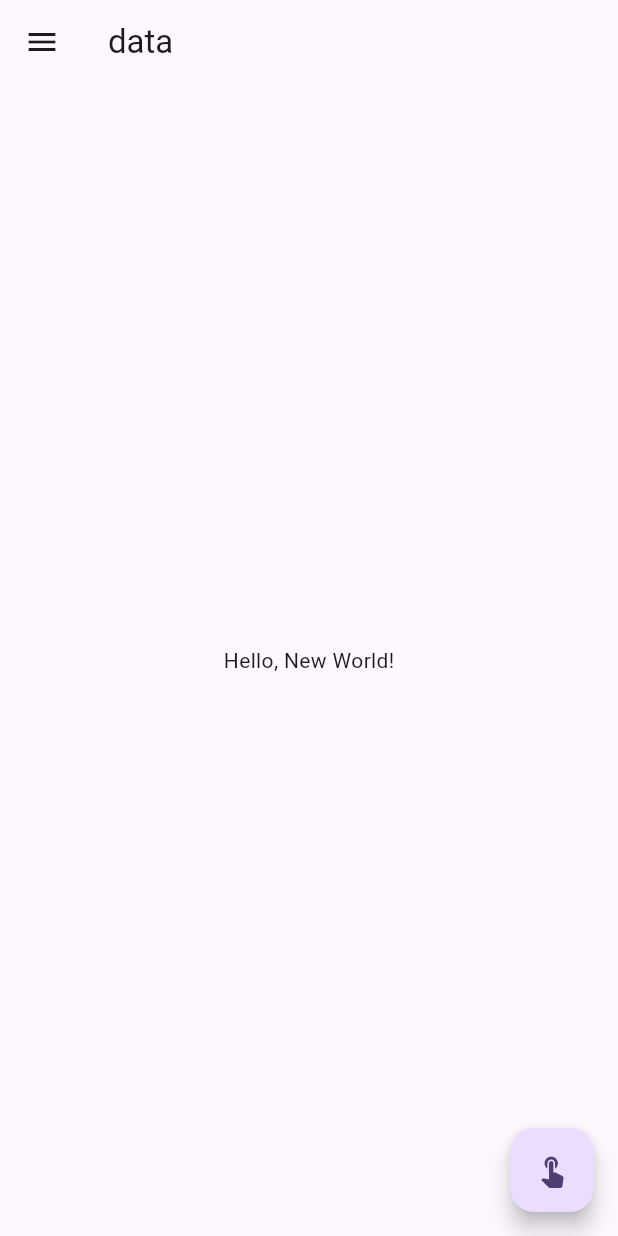
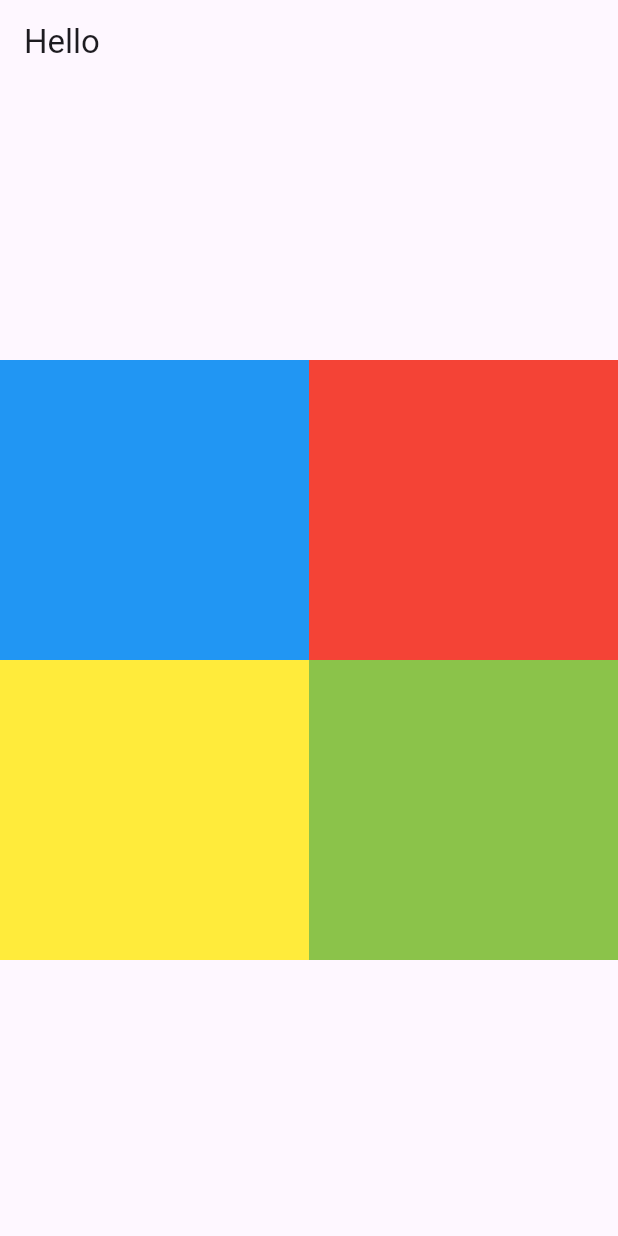
Before and after one commit to caipira113/flutter_start, a Flutter app: the screen it shows after launch, on a phone screen of 412 x 824 dp. Run offline on Flutter 3.47's test engine with Material 3 defaults, Android fonts, the phone set to English and light mode, and no system bars.

Commit message:
Create column_row
(blue, red,
yellow, lightGreen)

```diff
--- /dev/null
+++ b/lib/column_row.dart
@@ -0,0 +1,49 @@
+import 'package:flutter/material.dart';
+
+class MyHomePage extends StatelessWidget {
+  const MyHomePage({super.key});
+
+  @override
+  Widget build(BuildContext context) {
+    return Scaffold(
+      appBar: AppBar(
+        title: const Text("Hello"),
+      ),
+      body: Container(
+        alignment: Alignment.center,
+        child: Column(mainAxisAlignment: MainAxisAlignment.center, children: [
+          Row(
+            mainAxisAlignment: MainAxisAlignment.center,
+            children: [
+              Container(
+                width: MediaQuery.of(context).size.width / 2,
+                height: 200,
+                color: Colors.blue,
+              ),
+              Container(
+                width: MediaQuery.of(context).size.width / 2,
+                height: 200,
+                color: Colors.red,
+              ),
+            ],
+          ),
+          Row(
+            mainAxisAlignment: MainAxisAlignment.center,
+            children: [
+              Container(
+                width: MediaQuery.of(context).size.width / 2,
+                height: 200,
+                color: Colors.yellow,
+              ),
+              Container(
+                width: MediaQuery.of(context).size.width / 2,
+                height: 200,
+                color: Colors.lightGreen,
+              )
+            ],
+          )
+        ]),
+      ),
+    );
+  }
+}
--- a/lib/main.dart
+++ b/lib/main.dart
@@ -2,7 +2,8 @@ import 'dart:math';
 
 import 'package:flutter/material.dart';
 
-import 'my_first_page.dart';
+// import 'my_first_page.dart';
+import 'column_row.dart';
 
 void main() {
   runApp(const MyApp());
```
